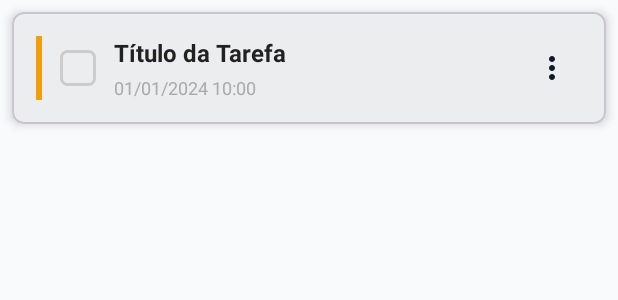
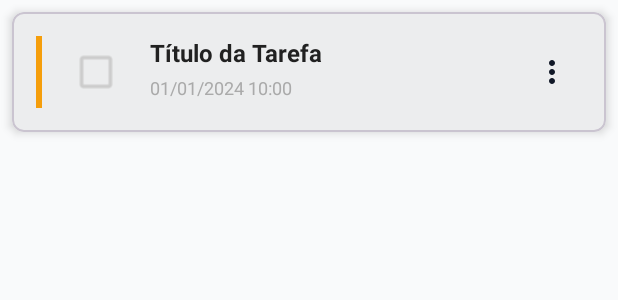
Before and after one commit to adsjoao/mobileapp, an Android app: the layout item_task.xml on its own in the app's theme, with its tools: preview values and no code run, on a phone screen of 412 x 824 dp. Shown: the top 300 px of the screen. Run offline under Robolectric (Android 15) with nearby library versions, the phone set to English and light mode, and no system bars.

Commit message:
alteraçoes visuais

```diff
--- /dev/null
+++ b/app/src/main/res/color/checkbox_tint_selector.xml
@@ -0,0 +1,11 @@
+<?xml version="1.0" encoding="utf-8"?>
+<!-- Arquivo: app/src/main/res/color/checkbox_tint_selector.xml -->
+<selector xmlns:android="http://schemas.android.com/apk/res/android">
+
+    <!-- Estado marcado -->
+    <item android:state_checked="true" android:color="@color/checkbox_checked_bg" />
+
+    <!-- Estado desmarcado -->
+    <item android:color="@color/checkbox_unchecked_border" />
+
+</selector>
--- a/app/src/main/res/layout/item_task.xml
+++ b/app/src/main/res/layout/item_task.xml
@@ -21,32 +21,16 @@
             android:layout_marginEnd="12dp"
             android:background="@color/priority_medium" />
 
-        <!-- Checkbox customizado -->
-        <FrameLayout
-            android:id="@+id/checkbox_container"
-            android:layout_width="24dp"
-            android:layout_height="24dp"
+        <!-- Checkbox Material Design -->
+        <com.google.android.material.checkbox.MaterialCheckBox
+            android:id="@+id/checkbox_completed"
+            android:layout_width="wrap_content"
+            android:layout_height="wrap_content"
             android:layout_gravity="center_vertical"
             android:layout_marginEnd="12dp"
-            android:clickable="true"
-            android:focusable="true"
-            android:background="?attr/selectableItemBackgroundBorderless">
-
-            <ImageView
-                android:id="@+id/checkbox_background"
-                android:layout_width="24dp"
-                android:layout_height="24dp"
-                android:background="@drawable/custom_checkbox_selector" />
-
-            <ImageView
-                android:id="@+id/checkbox_check"
-                android:layout_width="18dp"
-                android:layout_height="18dp"
-                android:layout_gravity="center"
-                android:src="@drawable/ic_check_white"
-                android:visibility="gone" />
-
-        </FrameLayout>
+            android:buttonTint="@color/checkbox_tint_selector"
+            android:scaleX="1.2"
+            android:scaleY="1.2" />
 
         <!-- Conteúdo da Tarefa -->
         <LinearLayout
```
Also changed, not shown: app/src/main/java/com/example/taskflow/adapter/TaskAdapter.java (+10 -23 lines).
